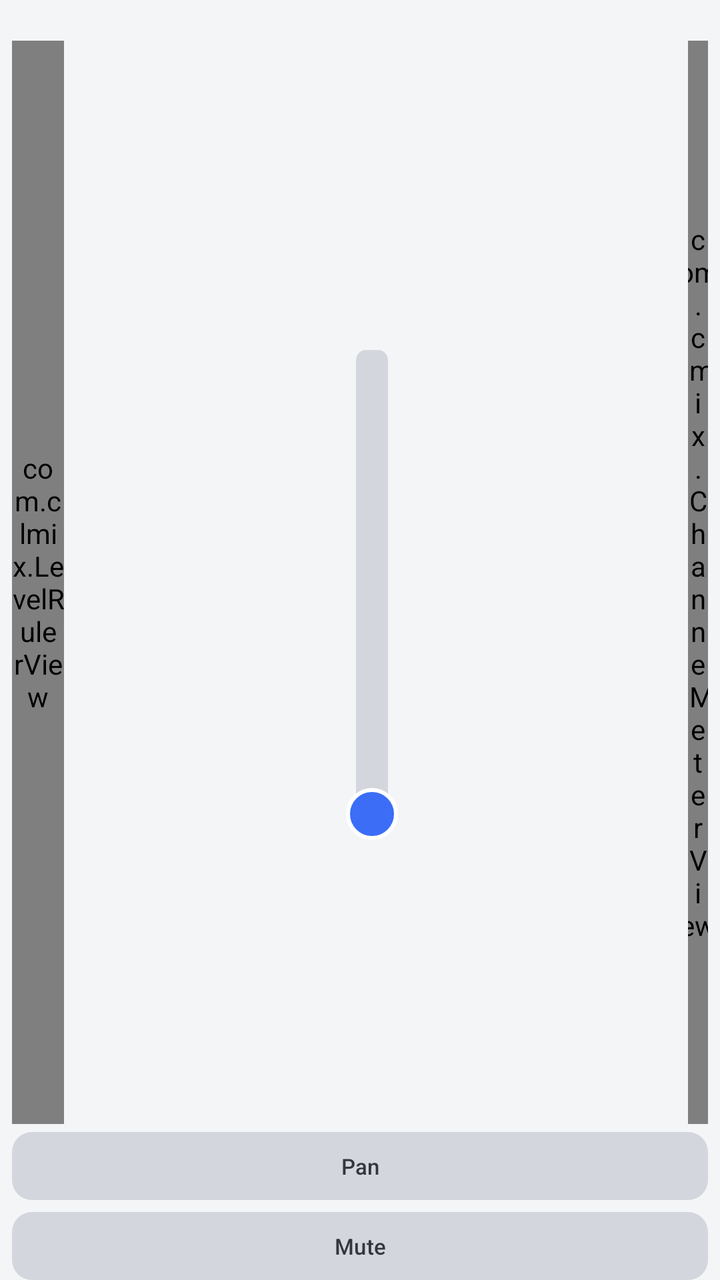
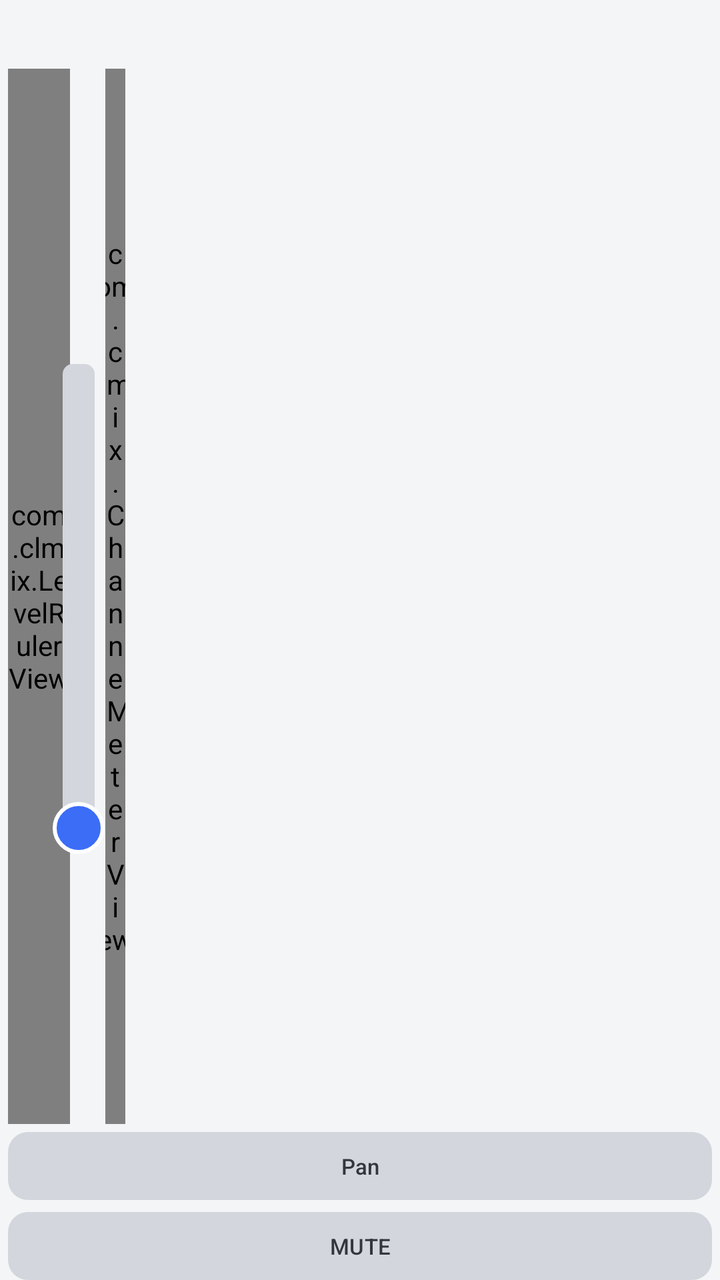

Before-and-after screenshots of an Android layout around one commit, followed by the original layout XML and the change that was made.
<!-- AndroidManifest.xml: application theme Theme.CLMix -->
<!-- res/layout/item_channel.xml -->
<?xml version="1.0" encoding="utf-8"?>
<LinearLayout xmlns:android="http://schemas.android.com/apk/res/android"
    xmlns:app="http://schemas.android.com/apk/res-auto"
    android:layout_width="118dp"
    android:layout_height="match_parent"
    android:orientation="vertical"
    android:gravity="center_horizontal"
    android:paddingStart="6dp"
    android:paddingEnd="6dp">

    <TextView
        android:id="@+id/channel_name"
        android:layout_width="match_parent"
        android:layout_height="wrap_content"
        android:layout_marginBottom="4dp"
        android:gravity="center"
        android:maxLines="2"
        android:textSize="12sp"
        android:textStyle="bold"
        android:textColor="?attr/colorOnSurface" />

    <LinearLayout
        android:id="@+id/fader_row"
        android:layout_width="match_parent"
        android:layout_height="0dp"
        android:layout_weight="1"
        android:orientation="horizontal">

        <com.clmix.LevelRulerView
            android:id="@+id/level_ruler"
            android:layout_width="26dp"
            android:layout_height="match_parent" />

        <FrameLayout
            android:layout_width="0dp"
            android:layout_height="match_parent"
            android:layout_weight="1">

            
            <SeekBar
                android:id="@+id/level_seek_bar"
                android:layout_width="260dp"
                android:layout_height="44dp"
                android:layout_gravity="center"
                android:rotation="270"
                android:max="1000"
                android:thumb="@drawable/seekbar_thumb"
                android:progressDrawable="@drawable/seekbar_track"
                android:splitTrack="false"
                android:paddingStart="14dp"
                android:paddingEnd="14dp" />

        </FrameLayout>

        
        <com.clmix.ChannelMeterView
            android:id="@+id/channel_meter"
            android:layout_width="10dp"
            android:layout_height="match_parent"
            android:layout_marginStart="4dp" />

    </LinearLayout>

    <com.google.android.material.button.MaterialButton
        android:id="@+id/pan_button"
        style="@style/Widget.Material3.Button.TonalButton"
        android:layout_width="match_parent"
        android:layout_height="34dp"
        android:layout_marginTop="4dp"
        android:text="Pan"
        android:textSize="11sp"
        android:insetTop="0dp"
        android:insetBottom="0dp"
        app:cornerRadius="10dp"
        app:backgroundTint="@color/mute_inactive"
        android:textColor="@color/on_mute_inactive" />

    <com.google.android.material.button.MaterialButton
        android:id="@+id/mute_button"
        style="@style/Widget.Material3.Button.TonalButton"
        android:layout_width="match_parent"
        android:layout_height="34dp"
        android:layout_marginTop="6dp"
        android:text="Mute"
        android:textSize="11sp"
        android:insetTop="0dp"
        android:insetBottom="0dp"
        app:cornerRadius="10dp"
        app:backgroundTint="@color/mute_inactive"
        android:textColor="@color/on_mute_inactive" />

</LinearLayout>
<!-- resources referenced by this layout -->
<resources>
  <color name="mute_inactive">#D3D6DC</color>
  <color name="on_mute_inactive">#33363C</color>
  <!-- drawable seekbar_thumb (drawable) -->
  <?xml version="1.0" encoding="utf-8"?>
  <shape xmlns:android="http://schemas.android.com/apk/res/android"
      android:shape="oval">
      <solid android:color="@color/primary" />
      <size
          android:width="26dp"
          android:height="26dp" />
      <stroke
          android:width="2dp"
          android:color="@color/on_primary" />
  </shape>
  <!-- drawable seekbar_track (drawable) -->
  <?xml version="1.0" encoding="utf-8"?>
  <layer-list xmlns:android="http://schemas.android.com/apk/res/android">
      <item android:id="@android:id/background">
          <shape android:shape="rectangle">
              <corners android:radius="5dp" />
              <solid android:color="@color/track_background" />
              <size android:height="10dp" />
          </shape>
      </item>
      <item android:id="@android:id/progress">
          <clip>
              <shape android:shape="rectangle">
                  <corners android:radius="5dp" />
                  <solid android:color="@color/primary" />
                  <size android:height="10dp" />
              </shape>
          </clip>
      </item>
  </layer-list>
  <style name="Theme.CLMix" parent="Theme.Material3.DayNight.NoActionBar">
          <item name="colorPrimary">@color/primary</item>
          <item name="colorOnPrimary">@color/on_primary</item>
          <item name="colorSecondary">@color/secondary</item>
          <item name="colorOnSecondary">@color/on_secondary</item>
          <item name="android:colorBackground">@color/background</item>
          <item name="colorSurface">@color/surface</item>
          <item name="colorOnSurface">@color/on_surface</item>
          <item name="colorSurfaceVariant">@color/surface_variant</item>
          <item name="colorOnSurfaceVariant">@color/on_surface_variant</item>
          <item name="colorError">@color/mute_active</item>
      </style>
  <color name="primary">#3B6DF6</color>
  <color name="on_primary">#FFFFFF</color>
  <color name="track_background">#D3D6DC</color>
  <color name="secondary">#1FAA6B</color>
  <color name="on_secondary">#FFFFFF</color>
  <color name="background">#F4F5F7</color>
  <color name="surface">#FFFFFF</color>
  <color name="on_surface">#1B1D22</color>
  <color name="surface_variant">#E7E9EE</color>
  <color name="on_surface_variant">#54585F</color>
  <color name="mute_active">#E5473F</color>
</resources>

<!-- the commit's change to res/layout/item_channel.xml (unified diff, before → after) -->
@@ -1,20 +1,23 @@
 <?xml version="1.0" encoding="utf-8"?>
 <LinearLayout xmlns:android="http://schemas.android.com/apk/res/android"
     xmlns:app="http://schemas.android.com/apk/res-auto"
-    android:layout_width="118dp"
+    android:layout_width="76dp"
     android:layout_height="match_parent"
     android:orientation="vertical"
     android:gravity="center_horizontal"
-    android:paddingStart="6dp"
-    android:paddingEnd="6dp">
+    android:paddingStart="4dp"
+    android:paddingEnd="4dp">
 
+    
     <TextView
         android:id="@+id/channel_name"
         android:layout_width="match_parent"
         android:layout_height="wrap_content"
         android:layout_marginBottom="4dp"
         android:gravity="center"
+        android:minLines="2"
         android:maxLines="2"
+        android:ellipsize="end"
         android:textSize="12sp"
         android:textStyle="bold"
         android:textColor="?attr/colorOnSurface" />
@@ -24,24 +27,31 @@
         android:layout_width="match_parent"
         android:layout_height="0dp"
         android:layout_weight="1"
-        android:orientation="horizontal">
+        android:orientation="horizontal"
+        android:clipChildren="false">
 
+        
         <com.clmix.LevelRulerView
             android:id="@+id/level_ruler"
-            android:layout_width="26dp"
-            android:layout_height="match_parent" />
+            android:layout_width="31dp"
+            android:layout_height="match_parent"
+            android:layout_marginEnd="-5dp" />
 
+        
+        
         <FrameLayout
-            android:layout_width="0dp"
+            android:layout_width="30dp"
             android:layout_height="match_parent"
-            android:layout_weight="1">
+            android:clipChildren="false">
 
+            
             
             <SeekBar
                 android:id="@+id/level_seek_bar"
                 android:layout_width="260dp"
                 android:layout_height="44dp"
                 android:layout_gravity="center"
+                android:translationX="-6dp"
                 android:rotation="270"
                 android:max="1000"
                 android:thumb="@drawable/seekbar_thumb"
@@ -53,11 +63,12 @@
         </FrameLayout>
 
         
+        
         <com.clmix.ChannelMeterView
             android:id="@+id/channel_meter"
             android:layout_width="10dp"
             android:layout_height="match_parent"
-            android:layout_marginStart="4dp" />
+            android:layout_marginStart="-8dp" />
 
     </LinearLayout>
 
@@ -71,20 +82,37 @@
         android:textSize="11sp"
         android:insetTop="0dp"
         android:insetBottom="0dp"
+        android:minWidth="0dp"
+        android:minHeight="0dp"
+        android:paddingLeft="2dp"
+        android:paddingRight="2dp"
+        android:paddingStart="2dp"
+        android:paddingEnd="2dp"
+        android:insetLeft="0dp"
+        android:insetRight="0dp"
         app:cornerRadius="10dp"
         app:backgroundTint="@color/mute_inactive"
         android:textColor="@color/on_mute_inactive" />
 
+    
     <com.google.android.material.button.MaterialButton
         android:id="@+id/mute_button"
         style="@style/Widget.Material3.Button.TonalButton"
         android:layout_width="match_parent"
         android:layout_height="34dp"
         android:layout_marginTop="6dp"
-        android:text="Mute"
+        android:text="MUTE"
         android:textSize="11sp"
         android:insetTop="0dp"
         android:insetBottom="0dp"
+        android:minWidth="0dp"
+        android:minHeight="0dp"
+        android:paddingLeft="2dp"
+        android:paddingRight="2dp"
+        android:paddingStart="2dp"
+        android:paddingEnd="2dp"
+        android:insetLeft="0dp"
+        android:insetRight="0dp"
         app:cornerRadius="10dp"
         app:backgroundTint="@color/mute_inactive"
         android:textColor="@color/on_mute_inactive" />
